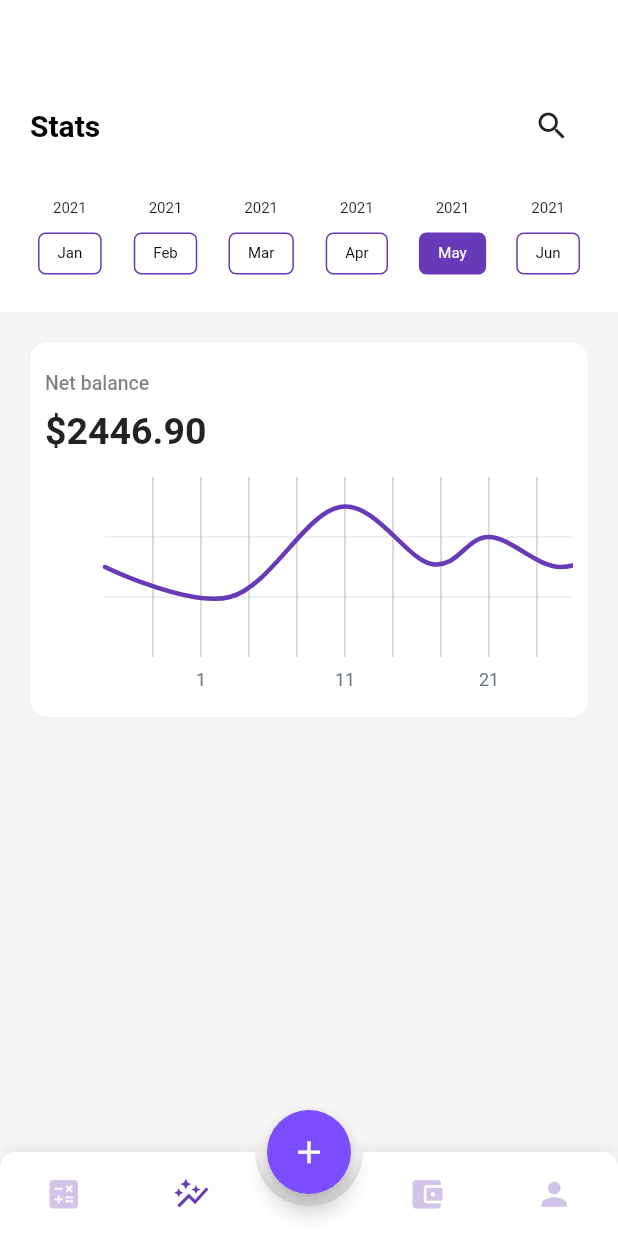
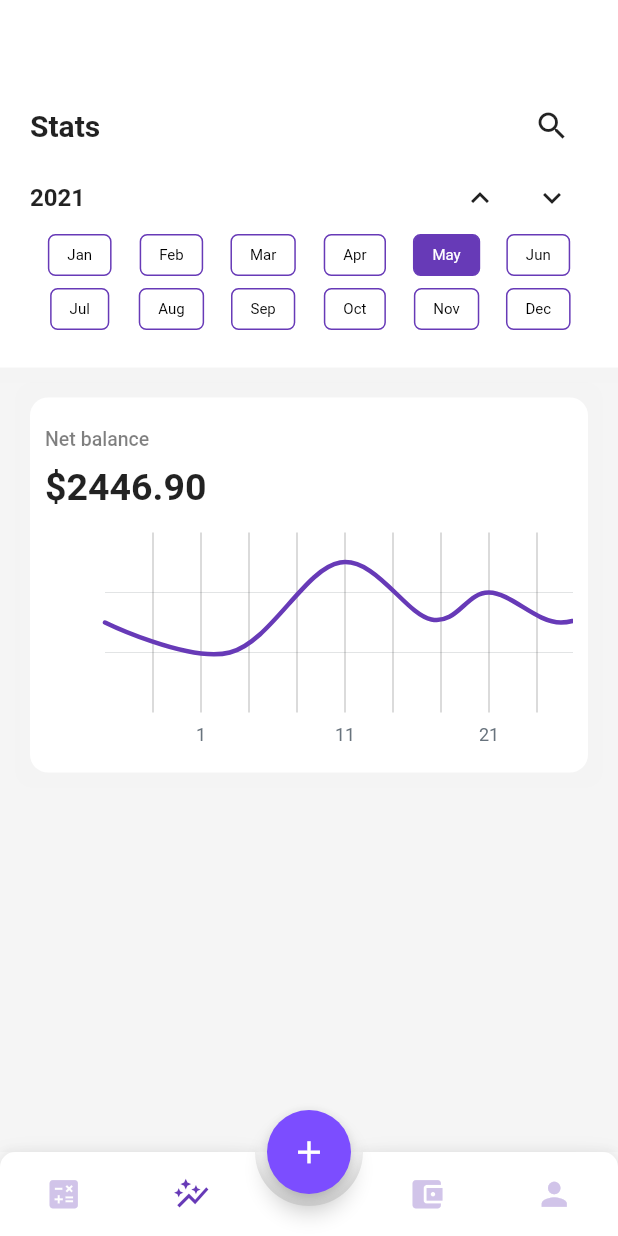
Before and after one commit to chrisd666/finance-manager-app, a Flutter app: the screen it shows after launch, item 2 of the bottom bar chosen, on a phone screen of 412 x 824 dp. Run offline on Flutter 3.47's test engine with Material 2 defaults, Android fonts, the phone set to English and light mode, and no system bars; drawn by our look-alikes of animated_bottom_navigation_bar, fl_chart; our stand-ins replace google_fonts, jiffy; Roboto replaces fonts that are missing (Ubuntu).

Commit message:
custom year picker

```diff
--- a/lib/main.dart
+++ b/lib/main.dart
@@ -1,5 +1,6 @@
 import 'package:flutter/material.dart';
 import 'package:animated_bottom_navigation_bar/animated_bottom_navigation_bar.dart';
+import 'package:google_fonts/google_fonts.dart';
 import './screens/budget_screen.dart';
 import './screens/daily_screen.dart';
 import './screens/stats_screen.dart';
@@ -28,8 +29,10 @@ class _MyAppState extends State<MyApp> {
     return MaterialApp(
       title: 'Finance Manager',
       theme: ThemeData(
-          primarySwatch: Colors.deepPurple,
-          accentColor: Colors.deepPurpleAccent),
+        primarySwatch: Colors.deepPurple,
+        accentColor: Colors.deepPurpleAccent,
+        textTheme: GoogleFonts.ubuntuTextTheme(),
+      ),
       home: SafeArea(
         child: Scaffold(
           body: _Body(_onItemTapped, _selectedIndex),
--- a/lib/models/Tranasction_dates.dart
+++ b/lib/models/Tranasction_dates.dart
@@ -5,9 +5,9 @@ class TransactionDays {
 }
 
 class TransactionMonths {
-  final String year, month;
+  final String month;
 
-  const TransactionMonths(this.year, this.month);
+  const TransactionMonths(this.month);
 }
 
 List<TransactionDays> days = [
@@ -21,10 +21,16 @@ List<TransactionDays> days = [
 ];
 
 List<TransactionMonths> months = [
-  TransactionMonths("2021", "Jan"),
-  TransactionMonths("2021", "Feb"),
-  TransactionMonths("2021", "Mar"),
-  TransactionMonths("2021", "Apr"),
-  TransactionMonths("2021", "May"),
-  TransactionMonths("2021", "Jun"),
+  TransactionMonths("Jan"),
+  TransactionMonths("Feb"),
+  TransactionMonths("Mar"),
+  TransactionMonths("Apr"),
+  TransactionMonths("May"),
+  TransactionMonths("Jun"),
+  TransactionMonths("Jul"),
+  TransactionMonths("Aug"),
+  TransactionMonths("Sep"),
+  TransactionMonths("Oct"),
+  TransactionMonths("Nov"),
+  TransactionMonths("Dec"),
 ];
--- a/lib/screens/budget_screen.dart
+++ b/lib/screens/budget_screen.dart
@@ -1,5 +1,6 @@
 import 'package:finance_manager/models/Budget.dart';
 import 'package:finance_manager/models/Tranasction_dates.dart';
+import 'package:finance_manager/widgets/custom_month_picker.dart';
 import 'package:flutter/material.dart';
 import '../widgets/header.dart';
 
@@ -40,54 +41,7 @@ class _BudgetScreenState extends State<BudgetScreen> {
                   SizedBox(
                     height: 25,
                   ),
-                  Row(
-                    mainAxisAlignment: MainAxisAlignment.spaceBetween,
-                    children: List.generate(months.length, (index) {
-                      return GestureDetector(
-                        onTap: () {
-                          setState(() {
-                            activeMonthIdx = index;
-                          });
-                        },
-                        child: Container(
-                          width: (size.width - 40) / 7,
-                          child: Column(
-                            children: [
-                              Text(
-                                months[index].year,
-                                style: TextStyle(fontSize: 10),
-                              ),
-                              SizedBox(
-                                height: 10,
-                              ),
-                              Container(
-                                decoration: BoxDecoration(
-                                    color: activeMonthIdx == index
-                                        ? Theme.of(context).primaryColor
-                                        : Colors.transparent,
-                                    borderRadius: BorderRadius.circular(5),
-                                    border: Border.all(
-                                        color: Theme.of(context).primaryColor)),
-                                child: Padding(
-                                  padding: const EdgeInsets.only(
-                                      top: 7, bottom: 7, right: 12, left: 12),
-                                  child: Text(
-                                    months[index].month,
-                                    style: TextStyle(
-                                      fontSize: 10,
-                                      color: activeMonthIdx == index
-                                          ? Colors.white
-                                          : Colors.black,
-                                    ),
-                                  ),
-                                ),
-                              )
-                            ],
-                          ),
-                        ),
-                      );
-                    }),
-                  )
+                  CustomMonthPicker()
                 ],
               ),
             ),
--- a/lib/screens/daily_screen.dart
+++ b/lib/screens/daily_screen.dart
@@ -12,7 +12,7 @@ class _DailyScreenState extends State<DailyScreen> {
   @override
   Widget build(BuildContext context) {
     return Scaffold(
-      backgroundColor: Colors.grey.shade100,
+      backgroundColor: Colors.grey.shade50,
       body: _Body(),
     );
   }
@@ -36,9 +36,9 @@ class __BodyState extends State<_Body> {
           Container(
             decoration: BoxDecoration(color: Colors.white, boxShadow: [
               BoxShadow(
-                  color: Colors.grey.withOpacity(0.01),
-                  spreadRadius: 10,
-                  blurRadius: 3)
+                  color: Colors.grey.withOpacity(0.3),
+                  offset: Offset(0.0, 1.0),
+                  blurRadius: 6)
             ]),
             child: Padding(
               padding:
--- a/lib/screens/stats_screen.dart
+++ b/lib/screens/stats_screen.dart
@@ -1,7 +1,8 @@
-import 'package:finance_manager/models/Tranasction_dates.dart';
+import 'package:finance_manager/widgets/custom_year_picker.dart';
 import 'package:flutter/material.dart';
 import '../widgets/header.dart';
 import '../widgets/stats_chart.dart';
+import '../widgets/custom_month_picker.dart';
 
 class StatsScreen extends StatefulWidget {
   @override
@@ -34,58 +35,11 @@ class _StatsScreenState extends State<StatsScreen> {
                   children: [
                     Header(
                         "Stats", [HeaderIconButton(Icon(Icons.search), () {})]),
-                    SizedBox(
-                      height: 25,
-                    ),
-                    Row(
-                      mainAxisAlignment: MainAxisAlignment.spaceBetween,
-                      children: List.generate(months.length, (index) {
-                        return GestureDetector(
-                          onTap: () {
-                            setState(() {
-                              activeMonthIdx = index;
-                            });
-                          },
-                          child: Container(
-                            width: (size.width - 40) / 7,
-                            child: Column(
-                              children: [
-                                Text(
-                                  months[index].year,
-                                  style: TextStyle(fontSize: 10),
-                                ),
-                                SizedBox(
-                                  height: 10,
-                                ),
-                                Container(
-                                  decoration: BoxDecoration(
-                                      color: activeMonthIdx == index
-                                          ? Theme.of(context).primaryColor
-                                          : Colors.transparent,
-                                      borderRadius: BorderRadius.circular(5),
-                                      border: Border.all(
-                                          color:
-                                              Theme.of(context).primaryColor)),
-                                  child: Padding(
-                                    padding: const EdgeInsets.only(
-                                        top: 7, bottom: 7, right: 12, left: 12),
-                                    child: Text(
-                                      months[index].month,
-                                      style: TextStyle(
-                                        fontSize: 10,
-                                        color: activeMonthIdx == index
-                                            ? Colors.white
-                                            : Colors.black,
-                                      ),
-                                    ),
-                                  ),
-                                )
-                              ],
-                            ),
-                          ),
-                        );
-                      }),
-                    )
+                    // SizedBox(
+                    //   height: 25,
+                    // ),
+                    CustomYearPicker(),
+                    CustomMonthPicker()
                   ],
                 ),
               ),
--- /dev/null
+++ b/lib/widgets/custom_month_picker.dart
@@ -0,0 +1,59 @@
+import 'package:flutter/material.dart';
+import 'package:finance_manager/models/Tranasction_dates.dart';
+
+class CustomMonthPicker extends StatefulWidget {
+  @override
+  _CustomMonthPickerState createState() => _CustomMonthPickerState();
+}
+
+class _CustomMonthPickerState extends State<CustomMonthPicker> {
+  int activeMonthIdx = 4;
+
+  @override
+  Widget build(BuildContext context) {
+    Size size = MediaQuery.of(context).size;
+
+    return Wrap(
+      spacing: 8,
+      runSpacing: 8,
+      children: List.generate(months.length, (index) {
+        return GestureDetector(
+          onTap: () {
+            setState(() {
+              activeMonthIdx = index;
+            });
+          },
+          child: Container(
+            width: (size.width - 40) / 7,
+            child: Column(
+              children: [
+                Container(
+                  decoration: BoxDecoration(
+                      color: activeMonthIdx == index
+                          ? Theme.of(context).primaryColor
+                          : Colors.transparent,
+                      borderRadius: BorderRadius.circular(5),
+                      border:
+                          Border.all(color: Theme.of(context).primaryColor)),
+                  child: Padding(
+                    padding: const EdgeInsets.only(
+                        top: 7, bottom: 7, right: 12, left: 12),
+                    child: Text(
+                      months[index].month,
+                      style: TextStyle(
+                        fontSize: 10,
+                        color: activeMonthIdx == index
+                            ? Colors.white
+                            : Colors.black,
+                      ),
+                    ),
+                  ),
+                )
+              ],
+            ),
+          ),
+        );
+      }),
+    );
+  }
+}
--- /dev/null
+++ b/lib/widgets/custom_year_picker.dart
@@ -0,0 +1,31 @@
+import 'package:flutter/material.dart';
+import 'package:jiffy/jiffy.dart';
+
+class CustomYearPicker extends StatefulWidget {
+  const CustomYearPicker({Key? key}) : super(key: key);
+
+  @override
+  _CustomYearPickerState createState() => _CustomYearPickerState();
+}
+
+class _CustomYearPickerState extends State<CustomYearPicker> {
+  @override
+  Widget build(BuildContext context) {
+    return Row(
+      mainAxisAlignment: MainAxisAlignment.spaceBetween,
+      children: [
+        Text(
+          Jiffy().format("yyyy"),
+          style: Theme.of(context)
+              .textTheme
+              .subtitle1!
+              .copyWith(fontWeight: FontWeight.bold),
+        ),
+        Row(children: [
+          IconButton(icon: Icon(Icons.keyboard_arrow_up), onPressed: () {}),
+          IconButton(icon: Icon(Icons.keyboard_arrow_down), onPressed: () {}),
+        ])
+      ],
+    );
+  }
+}
--- a/lib/widgets/header.dart
+++ b/lib/widgets/header.dart
@@ -20,8 +20,10 @@ class Header extends StatelessWidget {
       children: [
         Text(
           title,
-          style: TextStyle(
-              fontSize: 20, fontWeight: FontWeight.bold, color: Colors.black),
+          style: Theme.of(context)
+              .textTheme
+              .headline6!
+              .copyWith(fontWeight: FontWeight.bold),
         ),
         Row(
           children: iconButtonList
--- a/pubspec.yaml
+++ b/pubspec.yaml
@@ -31,6 +31,7 @@ dependencies:
   jiffy: ^4.1.0
   animated_bottom_navigation_bar: ^0.3.2
   fl_chart: ^0.36.2
+  google_fonts: ^2.1.0
 
 dev_dependencies:
   flutter_test:
```
Also changed, not shown: pubspec.lock.
